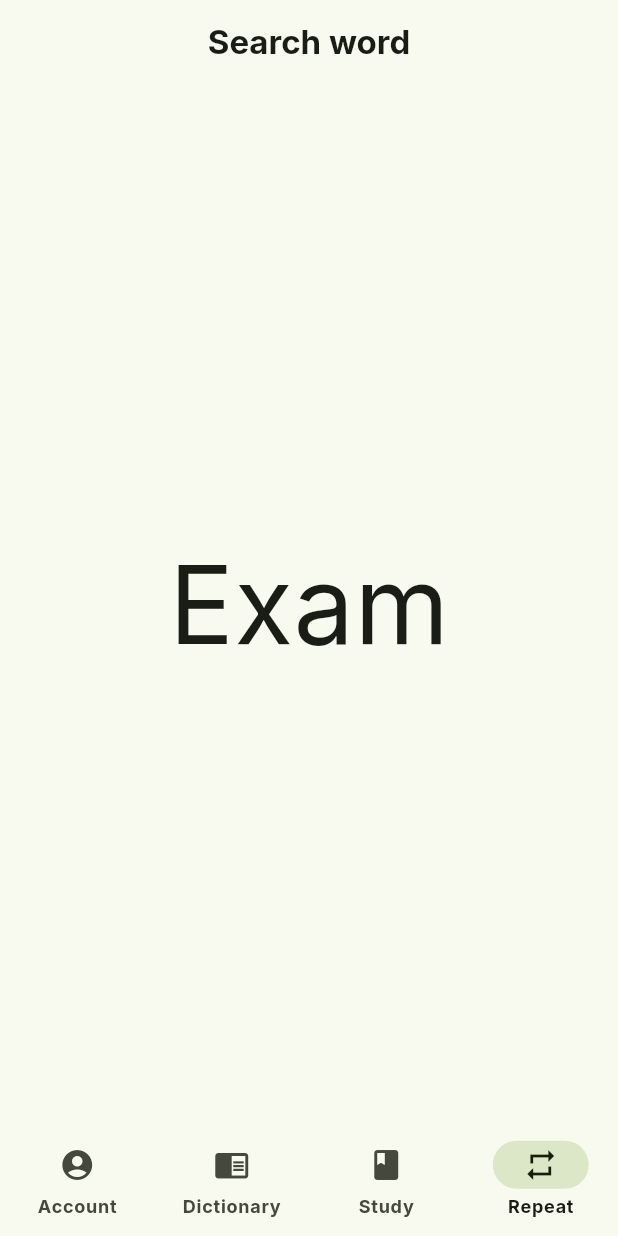
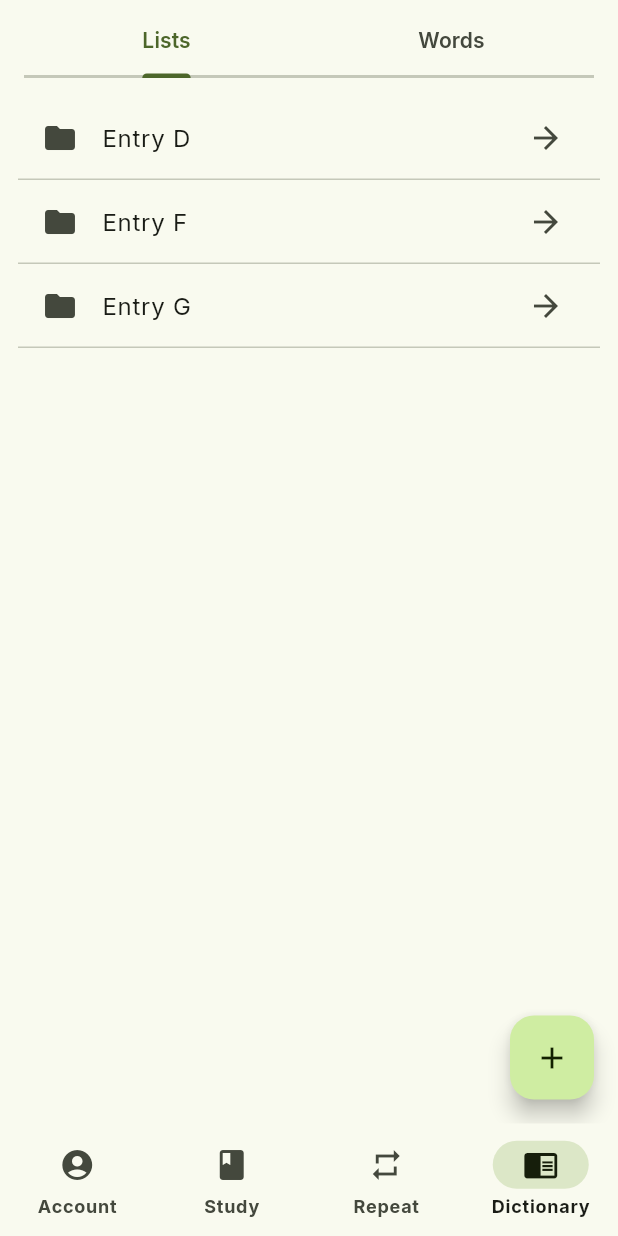
Before and after one commit to SchepardCat/studrow, a Flutter app: the screen it shows after launch, item 4 of the bottom bar chosen, on a phone screen of 412 x 824 dp. Run offline on Flutter 3.47's test engine with Material 3 defaults, Android fonts, the phone set to English and light mode, and no system bars; our stand-ins replace auto_route, flip_card, flutter_spinkit, google_fonts, percent_indicator, swipe_cards.

```diff
--- a/lib/main.dart
+++ b/lib/main.dart
@@ -1,5 +1,5 @@
 import 'package:flutter/material.dart';
-import 'package:studrow/presentation/pages/form_add.dart';
+import 'package:studrow/presentation/form/form_add.dart';
 import 'package:studrow/presentation/pages/main_page.dart';
 import 'package:studrow/presentation/pages/settings_page.dart';
 import 'package:studrow/presentation/pages/logo_page.dart';
@@ -7,6 +7,8 @@ import 'package:studrow/presentation/pages/account_page.dart';
 import 'package:studrow/presentation/pages/study_page.dart';
 import 'package:studrow/presentation/pages/word_details_page.dart';
 import 'package:studrow/presentation/theme/theme.dart';
+import 'package:studrow/presentation/widgets/word_list/word_list.dart';
+import 'package:studrow/router/router.dart';
 import 'presentation/theme/typography.dart';
 
 void main() {
@@ -20,19 +22,15 @@ class MainApp extends StatefulWidget {
 }
 
 class _MainAppState extends State<MainApp> {
+  final _router = AppRouter();
+
+
   @override
   Widget build(BuildContext context) {
-    return MaterialApp(
+    return MaterialApp.router(
         debugShowCheckedModeBanner: false,
         theme: MaterialTheme(textTheme).light(),
-        routes: {
-          '/logo': (context) => const LogoPage(),
-          '/setting': (context) => const SettingsPage(),
-          '/main': (contex) => const MainPage(),
-          '/start': (contex) => const AccountPage(),
-          '/formAdd': (contex) => const FormAdd(),
-          '/word' : (context) => const WordDetails(),
-        },
-        home: const LogoPage());
+        routerConfig: _router.config(),
+    );
   }
 }
--- a/lib/presentation/pages/dictionary_page.dart
+++ b/lib/presentation/pages/dictionary_page.dart
@@ -1,7 +1,9 @@
-import 'package:flutter/cupertino.dart';
 import 'package:flutter/material.dart';
-import 'package:studrow/presentation/widgets/dictionary_list/dictionary_list.dart';
+import 'package:studrow/presentation/widgets/folder_list/folders_list.dart';
+import 'package:studrow/presentation/widgets/word_list/word_list.dart';
+import 'package:auto_route/auto_route.dart';
 
+@RoutePage()
 class DictionaryPage extends StatefulWidget {
   const DictionaryPage({super.key});
 
@@ -10,7 +12,7 @@ class DictionaryPage extends StatefulWidget {
 }
 
 class _DictionaryPageState extends State<DictionaryPage> {
-  bool chosenWord = false;
+
   @override
   Widget build(BuildContext context) {
     return DefaultTabController(
@@ -19,22 +21,20 @@ class _DictionaryPageState extends State<DictionaryPage> {
         appBar: AppBar(
           title: const TabBar(
             tabs: [
-              Tab(text: "word"),
-              Tab(text: "folder"),
+              Tab(text: "Lists"),
+              Tab(text: "Words"),
             ],
+            dividerHeight: 2,
           ),
         ),
 
         body: const TabBarView(
           children: [
-            //всі слова відсортовані за алфавітом
-            DictionaryList(),
-            //теки та слова відсортовані в іерархії по текам
-            DictionaryList(),
+            ListFolders(),
+            ListWords(),
           ],
         ),
 
-        //Buttom add new word or folder
         floatingActionButton: FloatingActionButton(
           onPressed: () {
             Navigator.pushNamed(context, '/formAdd');
--- a/lib/presentation/pages/main_page.dart
+++ b/lib/presentation/pages/main_page.dart
@@ -1,12 +1,10 @@
 import 'package:flutter/cupertino.dart';
 import 'package:flutter/material.dart';
-import 'package:studrow/presentation/pages/dictionary_page.dart';
-import 'package:studrow/presentation/pages/account_page.dart';
-import 'package:studrow/presentation/pages/study_page.dart';
-import 'package:studrow/presentation/widgets/search/search.dart';
+import 'package:auto_route/auto_route.dart';
+import 'package:flutter/widgets.dart';
+import 'package:studrow/router/router.dart';
 
-import '../../standart_setting.dart';
-
+@RoutePage()
 class MainPage extends StatefulWidget {
   const MainPage({super.key});
 
@@ -15,45 +13,40 @@ class MainPage extends StatefulWidget {
 }
 
 class _MainPageState extends State<MainPage> {
-  int index = 0;
-  final screens = [
-    const AccountPage(),
-    const DictionaryPage(),
-    const StudyPage(),
-    const Center(child: Text("Exam", style: TextStyle(fontSize: 72))),
-  ];
 
   @override
   Widget build(BuildContext context) {
+    return AutoTabsRouter(
+      routes: const [
+        AccountRoute(),
+        StudyRoute(),
+        RepeatRoute(),
+        DictionaryRoute(),
+      ],
+      builder: (context, child) {
+        final tabsRouter = AutoTabsRouter.of(context);
         return Scaffold(
-      appBar: AppBar(
-        title: SearchWidget(),
-        // title: Text(
-        //   "Search widget",
-        //   style: const TextStyle(
-        //     fontSize: 30,
-        //     fontWeight: FontWeight.w400,
-        //   ),
-        // ),
-        // backgroundColor: Theme.of(context).colorScheme.primaryContainer,
-        // toolbarHeight: 75,
-      ),
-      body: screens[index],
-      bottomNavigationBar: NavigationBar(
+          body: child,
+          bottomNavigationBar: NavigationBarTheme(
+            data: const NavigationBarThemeData(),
+            child: NavigationBar(
               height: 75,
-          selectedIndex: index,
-          onDestinationSelected: (index) => setState(() => this.index = index),
+              selectedIndex: tabsRouter.activeIndex,
+              onDestinationSelected: (index) => _openPage(index, tabsRouter),
               destinations: const [
-            NavigationDestination(
-                icon: Icon(Icons.account_circle),
-                label: "Account"
-            ),
-            NavigationDestination(
-                icon: Icon(Icons.chrome_reader_mode), label: "Dictionary"),
+                NavigationDestination(icon: Icon(Icons.account_circle), label: "Account"),
                 NavigationDestination(icon: Icon(Icons.book), label: "Study"),
                 NavigationDestination(icon: Icon(Icons.repeat), label: "Repeat"),
+                NavigationDestination(icon: Icon(Icons.chrome_reader_mode), label: "Dictionary"),
               ],
             ),
+          ),
+        );
+      },
     );
   }
+
+  void _openPage(int index, TabsRouter tabsRouter) {
+    tabsRouter.setActiveIndex(index);
   }
+}
--- a/lib/presentation/pages/settings_page.dart
+++ b/lib/presentation/pages/settings_page.dart
@@ -1,6 +1,9 @@
+import 'package:auto_route/auto_route.dart';
 import 'package:flutter/material.dart';
 import 'package:studrow/standart_setting.dart';
+import 'package:auto_route/auto_route.dart';
 
+@RoutePage()
 class SettingsPage extends StatefulWidget {
   const SettingsPage({super.key});
 
--- a/lib/presentation/pages/study_page.dart
+++ b/lib/presentation/pages/study_page.dart
@@ -6,7 +6,9 @@ import 'package:studrow/presentation/widgets/progress_bar/progress_bar.dart';
 import 'package:studrow/presentation/widgets/snap_message/snap_message.dart';
 import 'package:studrow/standart_setting.dart';
 import 'package:swipe_cards/swipe_cards.dart';
+import 'package:auto_route/auto_route.dart';
 
+@RoutePage()
 class StudyPage extends StatefulWidget {
   const StudyPage({super.key});
 
--- /dev/null
+++ b/lib/presentation/widgets/folder_list/folder_item_list.dart
@@ -0,0 +1,42 @@
+import 'package:flutter/material.dart';
+import 'package:studrow/presentation/widgets/word_list/word_item_list.dart';
+
+class FolderItemList extends StatefulWidget {
+  final List<String> listData;
+  final int index;
+
+  const FolderItemList({required this.listData, required this.index});
+
+  @override
+  State<FolderItemList> createState() =>
+      new _FolderItemListState(listData: listData, index: index);
+}
+
+class _FolderItemListState extends State<FolderItemList> {
+  final List<String> listData;
+  final int index;
+
+  _FolderItemListState({required this.listData, required this.index});
+
+  @override
+  Widget build(BuildContext context) {
+    return Container(
+      margin: EdgeInsets.symmetric(horizontal: 4),
+      child: Column(
+        children: [
+          ListTile(
+            leading: Icon(Icons.folder),
+            title: Text('Entry ${listData[index]}'),
+            onTap: () {
+              Navigator.pushNamed(context, '/listWord');
+            },
+            trailing: Icon(Icons.arrow_forward, ),
+          ),
+          Divider(
+            height: 0,
+          )
+        ],
+      ),
+    );
+  }
+}
--- /dev/null
+++ b/lib/presentation/widgets/folder_list/folders_list.dart
@@ -0,0 +1,31 @@
+import 'package:flutter/material.dart';
+import 'package:studrow/presentation/widgets/folder_list/folder_item_list.dart';
+
+
+class ListFolders extends StatefulWidget {
+  const ListFolders({super.key});
+
+  @override
+  State<ListFolders> createState() => _ListFoldersState();
+}
+
+class _ListFoldersState extends State<ListFolders> {
+  List<String> entries = <String>['D', 'F', 'G'];
+
+
+  @override
+  void initState() {
+    super.initState();
+  }
+
+  @override
+  Widget build(BuildContext context) {
+    return ListView.builder(
+      padding: const EdgeInsets.all(8),
+      itemCount: entries.length,
+      itemBuilder: (BuildContext context, int index) {
+        return FolderItemList(listData: entries, index: index);
+      },
+    );
+  }
+}
--- /dev/null
+++ b/lib/router/router.dart
@@ -0,0 +1,26 @@
+import 'package:auto_route/auto_route.dart';
+
+import '../presentation/pages/account_page.dart';
+import '../presentation/pages/dictionary_page.dart';
+import '../presentation/pages/exam_page.dart';
+import '../presentation/pages/main_page.dart';
+import '../presentation/pages/settings_page.dart';
+import '../presentation/pages/study_page.dart';
+
+part 'router.gr.dart';
+
+@AutoRouterConfig()
+class AppRouter extends _$AppRouter {
+
+  @override
+  List<AutoRoute> get routes => [
+    AutoRoute(page: MainRoute.page, path: "/",
+        children: [
+      AutoRoute(page: AccountRoute.page, path: 'account'),
+      AutoRoute(page: StudyRoute.page, path: 'study'),
+      AutoRoute(page: RepeatRoute.page, path: 'repeat'),
+      AutoRoute(page: DictionaryRoute.page, path: 'dictionary'),
+      AutoRoute(page: SettingsRoute.page, path: 'settings'),
+    ]),
+  ];
+}
--- a/pubspec.yaml
+++ b/pubspec.yaml
@@ -14,6 +14,9 @@ dependencies:
   google_fonts: ^6.1.0
   flutter_spinkit: ^5.2.0
   percent_indicator: ^4.2.3
+  auto_route: ^8.0.3
+  build_runner: ^2.4.9
+  auto_route_generator: ^8.0.0
 
 dev_dependencies:
   flutter_test:
```
Also changed, not shown: lib/presentation/pages/account_page.dart (+5 -8 lines), lib/presentation/pages/exam_page.dart (+17 -1 lines), lib/presentation/widgets/dictionary_list/dictionary_list.dart (deleted, +0 -37 lines), lib/presentation/widgets/word_list/word_item_list.dart (added, +40 -0 lines), lib/presentation/widgets/word_list/word_list.dart (added, +24 -0 lines), lib/presentation/form/form_add.dart (renamed from lib/presentation/pages/form_add.dart), lib/router/router.gr.dart (added), pubspec.lock. Lines whose indentation alone changed are shown as unchanged.
